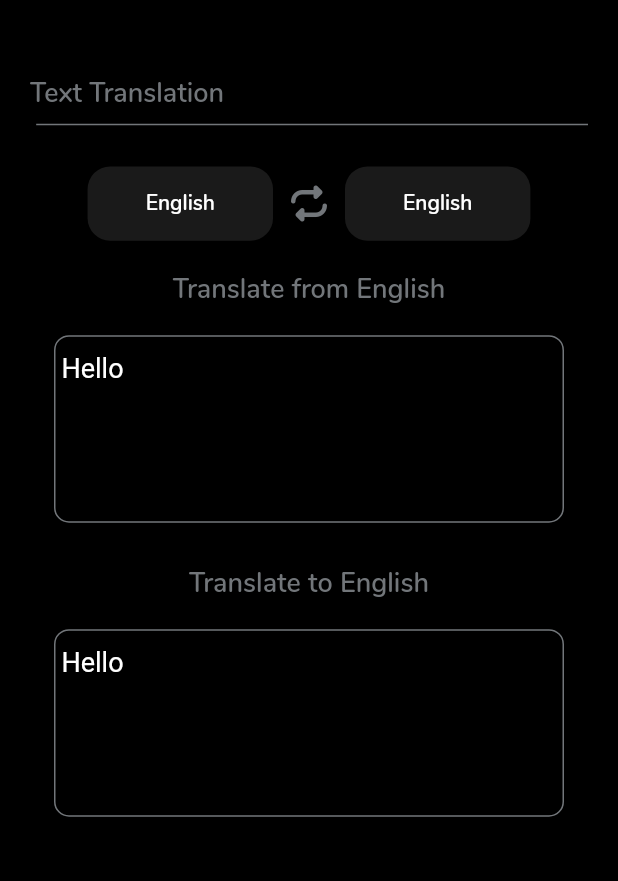
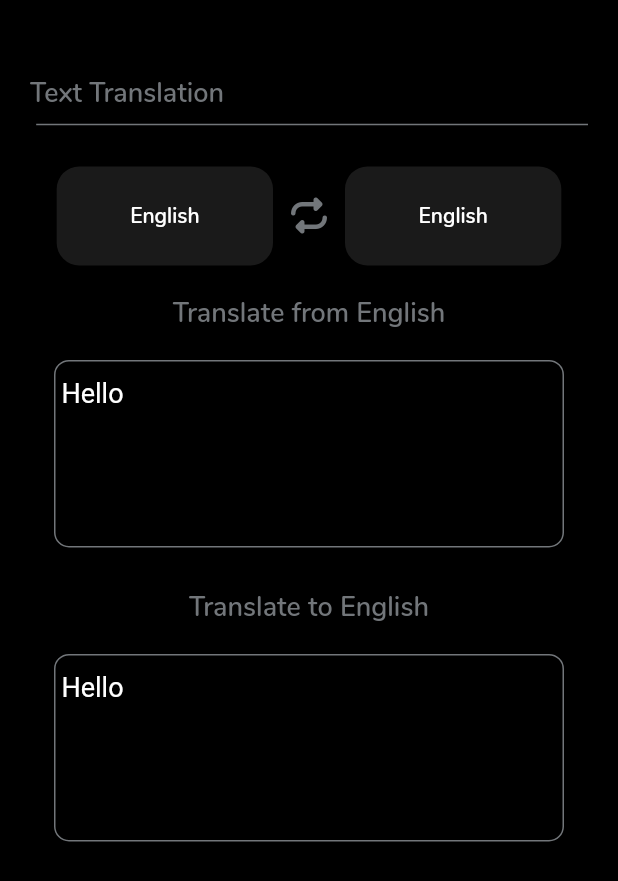
Before and after one commit to Pbonmars-20031006/translatorApp, a Flutter app: the screen it shows after launch, on a phone screen of 412 x 824 dp. Shown: the top 881 px of the screen. Run offline on Flutter 3.47's test engine with Material 2 defaults, Android fonts, the phone set to English and light mode, and no system bars; drawn by our look-alikes of auto_size_text; our stand-ins replace font_awesome_flutter.

Commit message:
final changes

```diff
--- a/lib/screens/home_screen.dart
+++ b/lib/screens/home_screen.dart
@@ -54,11 +54,7 @@ class _homeScreenState extends State<homeScreen> {
     super.initState();
   }
 
-  final ApiService apiService = ApiService(
-    apiKey: 'e72c05246bmsh41091605a84bc8ep10028cjsna2db09285406',
-    apiUrl:
-        'https://google-translate1.p.rapidapi.com/language/translate/v2/languages',
-  );
+  final ApiService apiService = ApiService();
   Future getData() async {
     try {
       final responseData = await apiService.getData();
@@ -119,7 +115,6 @@ class _homeScreenState extends State<homeScreen> {
                     ],
                   ),
                 ),
-
                 Container(
                   child: Row(
                       mainAxisAlignment: MainAxisAlignment.center,
@@ -144,8 +139,8 @@ class _homeScreenState extends State<homeScreen> {
                                     ));
                           },
                           child: Container(
-                            height: size.height * 0.06,
-                            width: size.width * 0.3,
+                            height: size.height * 0.08,
+                            width: size.width * 0.35,
                             decoration: BoxDecoration(
                                 color: Colors.white.withOpacity(0.1),
                                 borderRadius: BorderRadius.circular(15)),
@@ -198,8 +193,8 @@ class _homeScreenState extends State<homeScreen> {
                                     ));
                           },
                           child: Container(
-                            height: size.height * 0.06,
-                            width: size.width * 0.3,
+                            height: size.height * 0.08,
+                            width: size.width * 0.35,
                             decoration: BoxDecoration(
                                 color: Colors.white.withOpacity(0.1),
                                 borderRadius: BorderRadius.circular(15)),
@@ -253,23 +248,6 @@ class _homeScreenState extends State<homeScreen> {
                         color: Color(0xff72767a)),
                   ),
                 ),
-                //
-                // Container(
-                //   height: size.height * 0.15,
-                //   width: size.width * 0.8,
-                //   decoration: BoxDecoration(
-                //       color: Colors.black,
-                //       borderRadius: BorderRadius.circular(10),
-                //       border: Border.all(color: Color(0xff72767a))),
-                //   child: Padding(
-                //     padding: const EdgeInsets.all(8.0),
-                //     child: AutoSizeText(
-                //       "$outputText",
-                //       style: TextStyle(color: Colors.white, fontSize: 18),
-                //       maxLines: 5,
-                //     ),
-                //   ),
-                // )
                 Container(
                   child: CustomTextField(
                     controller: txt2,
--- a/lib/widgets/bottom_modalsheet.dart
+++ b/lib/widgets/bottom_modalsheet.dart
@@ -22,9 +22,9 @@ class bottomModalSheet extends StatefulWidget {
 }
 
 class _bottomModalSheetState extends State<bottomModalSheet> {
+  var items;
   @override
   Widget build(BuildContext context) {
-    //print(widget.resp);
     var size = MediaQuery.of(context).size;
     return FutureBuilder(
         future: ApiService().getData(),
@@ -64,10 +64,8 @@ class _bottomModalSheetState extends State<bottomModalSheet> {
                                 itemBuilder: (context, index) {
                                   final language = widget.resp['data']
                                       ['languages'][index]['code'];
-                                  // print("hereee $language");
                                   final languageName =
                                       LanguageData.languageMap[language];
-                                  //print("hereee $languageName");
                                   return GestureDetector(
                                       onTap: () {
                                         widget.onLanguageSelected(
```
